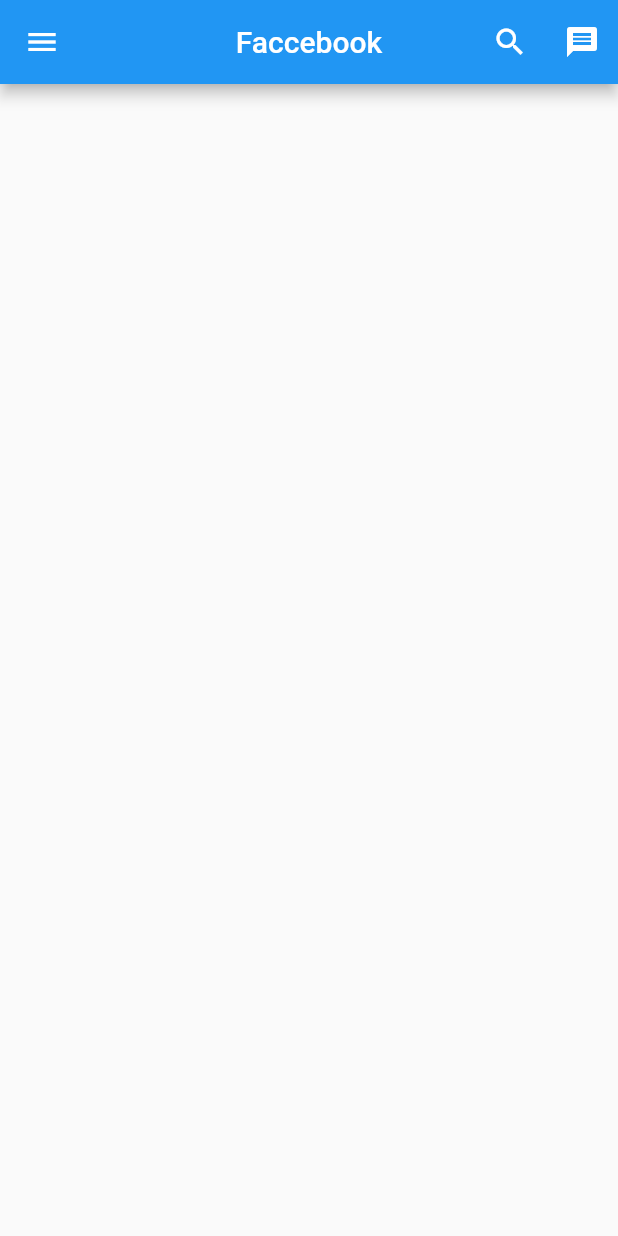
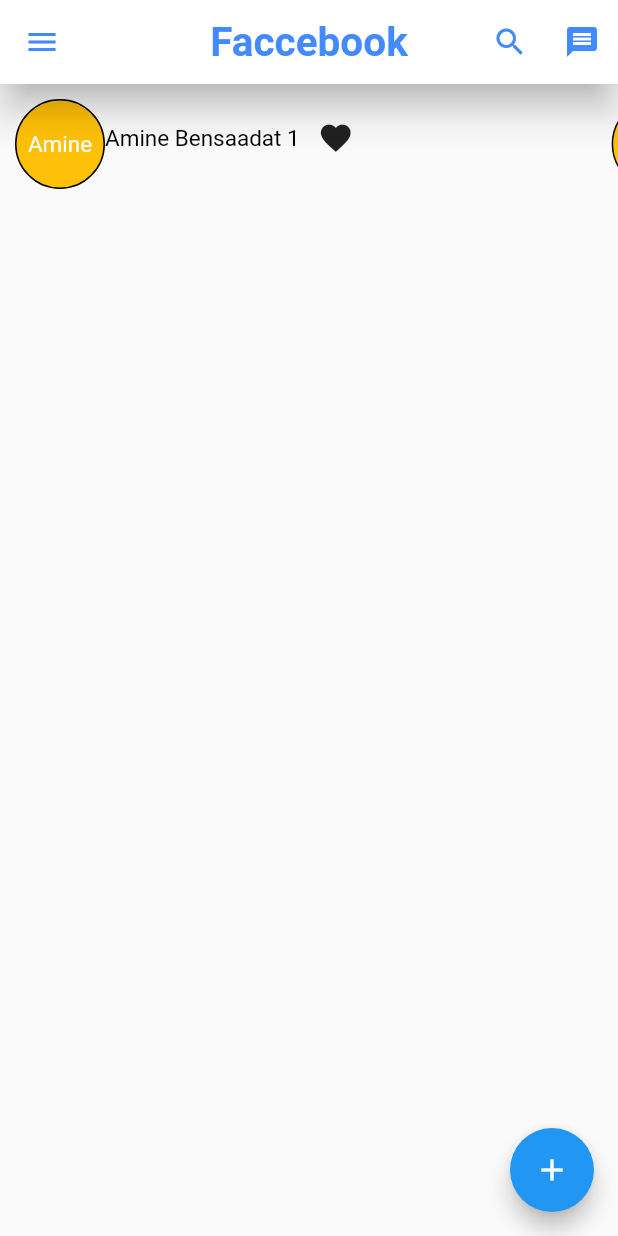
Before and after one commit to AmineBensaadat/flutter_application_1, a Flutter app: the screen it shows after launch, on a phone screen of 412 x 824 dp. Run offline on Flutter 3.47's test engine with Material 2 defaults, Android fonts, the phone set to English and light mode, and no system bars.

Commit message:
update flutter test project

```diff
--- a/lib/main.dart
+++ b/lib/main.dart
@@ -1,4 +1,7 @@
+//import 'dart:html';
+
 import 'package:flutter/material.dart';
+
 void main() {
   runApp(const MyApp());
 }
@@ -20,21 +23,134 @@ class FacebookApp extends StatelessWidget {
   @override
   Widget build(BuildContext context) {
     // ignore: prefer_const_constructors
-    return  Scaffold(
+    return Scaffold(
         appBar: AppBar(
           // ignore: prefer_const_constructors
           title: Text(
             "Faccebook",
             // ignore: prefer_const_constructors
-          style: TextStyle(color: Colors.white),
+            style: TextStyle(
+                color: Colors.blueAccent,
+                fontSize: 27,
+                fontWeight: FontWeight.bold),
           ),
           centerTitle: true,
-        leading: IconButton(icon: Icon(Icons.menu), onPressed: () {  },),
+          leading: IconButton(
+            icon: Icon(Icons.menu, color: Colors.blueAccent),
+            onPressed: () {},
+          ),
           actions: [
-          IconButton(icon: Icon(Icons.search), onPressed: () {  },),
-          IconButton(icon: Icon(Icons.message), onPressed: () {  },)
+            IconButton(
+              icon: Icon(Icons.search),
+              color: Colors.blueAccent,
+              onPressed: () {},
+            ),
+            IconButton(
+              icon: Icon(Icons.message),
+              color: Colors.blueAccent,
+              onPressed: () {},
+            )
           ],
+          backgroundColor: Colors.white,
+          elevation: 10, // shadow
         ),
-    );
+        floatingActionButton: FloatingActionButton(
+          onPressed: () {},
+          child: Icon(Icons.add),
+        ),
+        body: SingleChildScrollView(
+          scrollDirection: Axis.horizontal,
+          child: Row(
+            children: [
+              Container(
+                  child: Text("Amine",
+                      style: TextStyle(fontSize: 15, color: Colors.white),
+                      maxLines: 3,
+                      overflow: TextOverflow.ellipsis,
+                      textAlign: TextAlign.left),
+                  //color: Colors.amber,
+                  margin: EdgeInsets.fromLTRB(10, 10, 0, 2),
+                  height: 60,
+                  width: 60,
+                  alignment: Alignment.center,
+                  decoration: BoxDecoration(
+                      border: Border.all(color: Colors.black),
+                      //borderRadius: BorderRadius.circular(20),
+                      color: Colors.amber,
+                      shape: BoxShape.circle)),
+              Text("Amine Bensaadat 1",
+                  style: TextStyle(fontSize: 15, color: Colors.black)),
+              IconButton(onPressed: () {}, icon: Icon(Icons.favorite)),
+              SizedBox(
+                width: 150,
+              ),
+              Container(
+                  child: Text("Amine",
+                      style: TextStyle(fontSize: 15, color: Colors.white),
+                      maxLines: 3,
+                      overflow: TextOverflow.ellipsis,
+                      textAlign: TextAlign.left),
+                  //color: Colors.amber,
+                  margin: EdgeInsets.fromLTRB(10, 10, 0, 2),
+                  height: 60,
+                  width: 60,
+                  alignment: Alignment.center,
+                  decoration: BoxDecoration(
+                      border: Border.all(color: Colors.black),
+                      //borderRadius: BorderRadius.circular(20),
+                      color: Colors.amber,
+                      shape: BoxShape.circle)),
+              Text("Amine Bensaadat 2",
+                  style: TextStyle(fontSize: 15, color: Colors.black)),
+              IconButton(onPressed: () {}, icon: Icon(Icons.favorite)),
+              SizedBox(
+                width: 150,
+              ),
+              Container(
+                  child: Text("Amine",
+                      style: TextStyle(fontSize: 15, color: Colors.white),
+                      maxLines: 3,
+                      overflow: TextOverflow.ellipsis,
+                      textAlign: TextAlign.left),
+                  //color: Colors.amber,
+                  margin: EdgeInsets.fromLTRB(10, 10, 0, 2),
+                  height: 60,
+                  width: 60,
+                  alignment: Alignment.center,
+                  decoration: BoxDecoration(
+                      border: Border.all(color: Colors.black),
+                      //borderRadius: BorderRadius.circular(20),
+                      color: Colors.amber,
+                      shape: BoxShape.circle)),
+              Text("Amine Bensaadat 3",
+                  style: TextStyle(fontSize: 15, color: Colors.black)),
+              IconButton(onPressed: () {}, icon: Icon(Icons.favorite)),
+              SizedBox(
+                width: 150,
+              ),
+              Container(
+                  child: Text("Amine",
+                      style: TextStyle(fontSize: 15, color: Colors.white),
+                      maxLines: 3,
+                      overflow: TextOverflow.ellipsis,
+                      textAlign: TextAlign.left),
+                  //color: Colors.amber,
+                  margin: EdgeInsets.fromLTRB(10, 10, 0, 2),
+                  height: 60,
+                  width: 60,
+                  alignment: Alignment.center,
+                  decoration: BoxDecoration(
+                      border: Border.all(color: Colors.black),
+                      //borderRadius: BorderRadius.circular(20),
+                      color: Colors.amber,
+                      shape: BoxShape.circle)),
+              Text("Amine Bensaadat 3",
+                  style: TextStyle(fontSize: 15, color: Colors.black)),
+              IconButton(onPressed: () {}, icon: Icon(Icons.favorite)),
+            ],
+            mainAxisAlignment: MainAxisAlignment.center,
+            crossAxisAlignment: CrossAxisAlignment.center,
+          ),
+        ));
   }
 }
```
Lines whose indentation alone changed are shown as unchanged.
